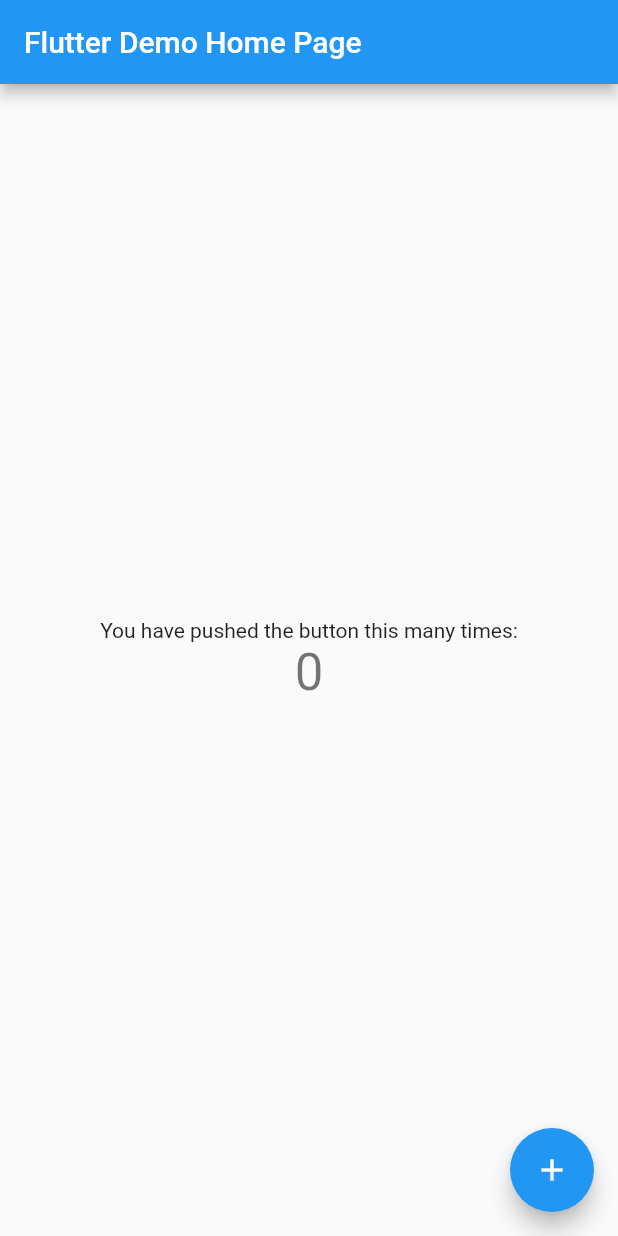
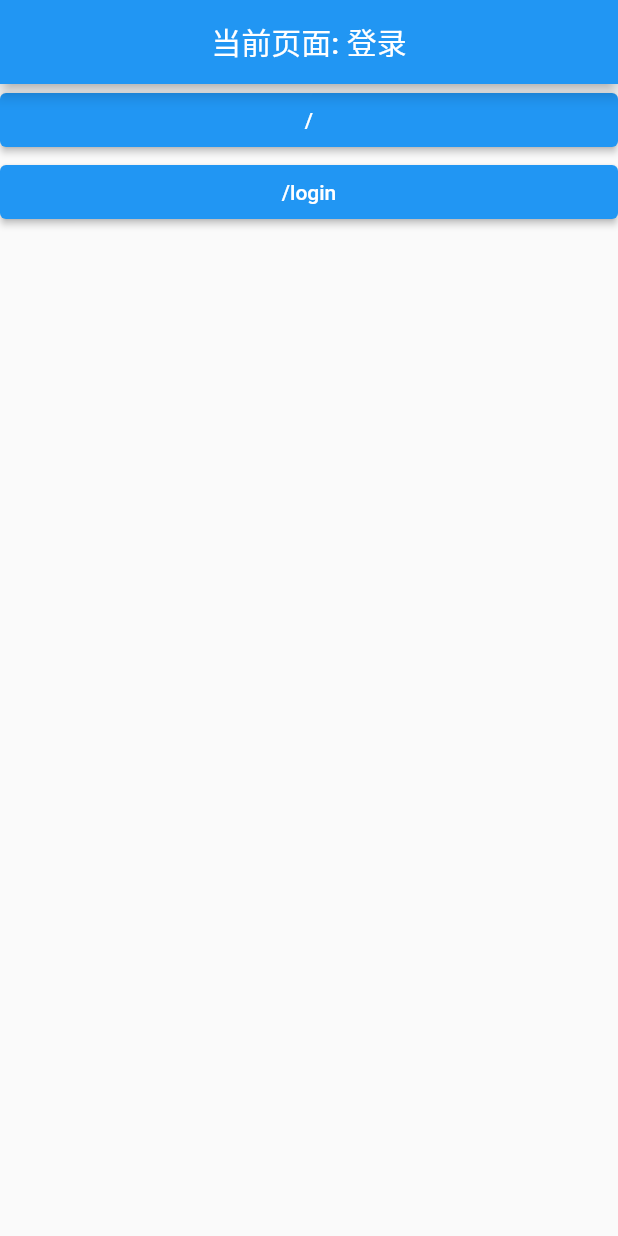
Before and after one commit to RixStone/hook_up_rent, a Flutter app: the screen it shows after launch, on a phone screen of 412 x 824 dp. Run offline on Flutter 3.47's test engine with Material 2 defaults, Android fonts, the phone set to English and light mode, and no system bars; our stand-ins replace fluro.

Commit message:
init project

```diff
--- /dev/null
+++ b/lib/application.dart
@@ -0,0 +1,18 @@
+import 'package:flutter/material.dart';
+import 'package:hook_up_rent/pages/login.dart';
+import 'package:fluro/fluro.dart';
+import 'router/routers.dart';
+
+class Application extends StatelessWidget {
+  const Application({super.key});
+
+  @override
+  Widget build(BuildContext context) {
+    final router = FluroRouter();
+    Routers.configureRoutes(router);
+    return MaterialApp(
+      home: const LoginPage(),
+      onGenerateRoute: router.generator,
+    );
+  }
+}
--- a/lib/main.dart
+++ b/lib/main.dart
@@ -1,115 +1,6 @@
 import 'package:flutter/material.dart';
+import 'application.dart';
 
 void main() {
-  runApp(const MyApp());
+  runApp(const Application());
 }
-
-class MyApp extends StatelessWidget {
-  const MyApp({super.key});
-
-  // This widget is the root of your application.
-  @override
-  Widget build(BuildContext context) {
-    return MaterialApp(
-      title: 'Flutter Demo',
-      theme: ThemeData(
-        // This is the theme of your application.
-        //
-        // Try running your application with "flutter run". You'll see the
-        // application has a blue toolbar. Then, without quitting the app, try
-        // changing the primarySwatch below to Colors.green and then invoke
-        // "hot reload" (press "r" in the console where you ran "flutter run",
-        // or simply save your changes to "hot reload" in a Flutter IDE).
-        // Notice that the counter didn't reset back to zero; the application
-        // is not restarted.
-        primarySwatch: Colors.blue,
-      ),
-      home: const MyHomePage(title: 'Flutter Demo Home Page'),
-    );
-  }
-}
-
-class MyHomePage extends StatefulWidget {
-  const MyHomePage({super.key, required this.title});
-
-  // This widget is the home page of your application. It is stateful, meaning
-  // that it has a State object (defined below) that contains fields that affect
-  // how it looks.
-
-  // This class is the configuration for the state. It holds the values (in this
-  // case the title) provided by the parent (in this case the App widget) and
-  // used by the build method of the State. Fields in a Widget subclass are
-  // always marked "final".
-
-  final String title;
-
-  @override
-  State<MyHomePage> createState() => _MyHomePageState();
-}
-
-class _MyHomePageState extends State<MyHomePage> {
-  int _counter = 0;
-
-  void _incrementCounter() {
-    setState(() {
-      // This call to setState tells the Flutter framework that something has
-      // changed in this State, which causes it to rerun the build method below
-      // so that the display can reflect the updated values. If we changed
-      // _counter without calling setState(), then the build method would not be
-      // called again, and so nothing would appear to happen.
-      _counter++;
-    });
-  }
-
-  @override
-  Widget build(BuildContext context) {
-    // This method is rerun every time setState is called, for instance as done
-    // by the _incrementCounter method above.
-    //
-    // The Flutter framework has been optimized to make rerunning build methods
-    // fast, so that you can just rebuild anything that needs updating rather
-    // than having to individually change instances of widgets.
-    return Scaffold(
-      appBar: AppBar(
-        // Here we take the value from the MyHomePage object that was created by
-        // the App.build method, and use it to set our appbar title.
-        title: Text(widget.title),
-      ),
-      body: Center(
-        // Center is a layout widget. It takes a single child and positions it
-        // in the middle of the parent.
-        child: Column(
-          // Column is also a layout widget. It takes a list of children and
-          // arranges them vertically. By default, it sizes itself to fit its
-          // children horizontally, and tries to be as tall as its parent.
-          //
-          // Invoke "debug painting" (press "p" in the console, choose the
-          // "Toggle Debug Paint" action from the Flutter Inspector in Android
-          // Studio, or the "Toggle Debug Paint" command in Visual Studio Code)
-          // to see the wireframe for each widget.
-          //
-          // Column has various properties to control how it sizes itself and
-          // how it positions its children. Here we use mainAxisAlignment to
-          // center the children vertically; the main axis here is the vertical
-          // axis because Columns are vertical (the cross axis would be
-          // horizontal).
-          mainAxisAlignment: MainAxisAlignment.center,
-          children: <Widget>[
-            const Text(
-              'You have pushed the button this many times:',
-            ),
-            Text(
-              '$_counter',
-              style: Theme.of(context).textTheme.headlineMedium,
-            ),
-          ],
-        ),
-      ),
-      floatingActionButton: FloatingActionButton(
-        onPressed: _incrementCounter,
-        tooltip: 'Increment',
-        child: const Icon(Icons.add),
-      ), // This trailing comma makes auto-formatting nicer for build methods.
-    );
-  }
-}
--- /dev/null
+++ b/lib/pages/home/index.dart
@@ -0,0 +1,13 @@
+import 'package:flutter/material.dart';
+import '../../widgets/page_content.dart';
+
+class HomePage extends StatelessWidget {
+  const HomePage({super.key});
+
+  @override
+  Widget build(BuildContext context) {
+    return Container(
+      child: const PageContent(name: '首页'),
+    );
+  }
+}
--- /dev/null
+++ b/lib/pages/login.dart
@@ -0,0 +1,13 @@
+import 'package:flutter/material.dart';
+import '../../widgets/page_content.dart';
+
+class LoginPage extends StatelessWidget {
+  const LoginPage({super.key});
+
+  @override
+  Widget build(BuildContext context) {
+    return Container(
+      child: const PageContent(name: '登录'),
+    );
+  }
+}
--- /dev/null
+++ b/lib/router/routers.dart
@@ -0,0 +1,23 @@
+import 'package:flutter/material.dart';
+import 'package:hook_up_rent/pages/home/index.dart';
+import 'package:hook_up_rent/pages/login.dart';
+import 'package:fluro/fluro.dart';
+
+class Routers {
+  static String home = '/';
+  static String login = '/login';
+
+  static final _homeHandler = Handler(
+      handlerFunc: (BuildContext? context, Map<String, List<String>> params) {
+    return const HomePage();
+  });
+  static final _loginHandler = Handler(
+      handlerFunc: (BuildContext? context, Map<String, List<String>> params) {
+    return const LoginPage();
+  });
+
+  static void configureRoutes(FluroRouter router) {
+    router.define(home, handler: _homeHandler);
+    router.define(login, handler: _loginHandler);
+  }
+}
--- /dev/null
+++ b/lib/widgets/page_content.dart
@@ -0,0 +1,36 @@
+// 添加依赖
+import 'package:flutter/material.dart';
+import '../router/routers.dart';
+
+// 编写无状态组件
+class PageContent extends StatelessWidget {
+  // 添加name参数
+  final String? name;
+  const PageContent({super.key, this.name});
+
+  @override
+  Widget build(BuildContext context) {
+    return Scaffold(
+      appBar: AppBar(
+        title: Text('当前页面: $name'),
+        centerTitle: true,
+      ),
+      body: ListView(
+        children: <Widget>[
+          ElevatedButton(
+            child: Text(Routers.home),
+            onPressed: () {
+              Navigator.pushNamed(context, Routers.home);
+            },
+          ),
+          ElevatedButton(
+            child: Text(Routers.login),
+            onPressed: () {
+              Navigator.pushNamed(context, Routers.login);
+            },
+          )
+        ],
+      ),
+    );
+  }
+}
--- a/pubspec.yaml
+++ b/pubspec.yaml
@@ -35,6 +35,7 @@ dependencies:
   # The following adds the Cupertino Icons font to your application.
   # Use with the CupertinoIcons class for iOS style icons.
   cupertino_icons: ^1.0.2
+  fluro: ^2.0.5
 
 dev_dependencies:
   flutter_test:
```
Also changed, not shown: pubspec.lock, 1 other file.
